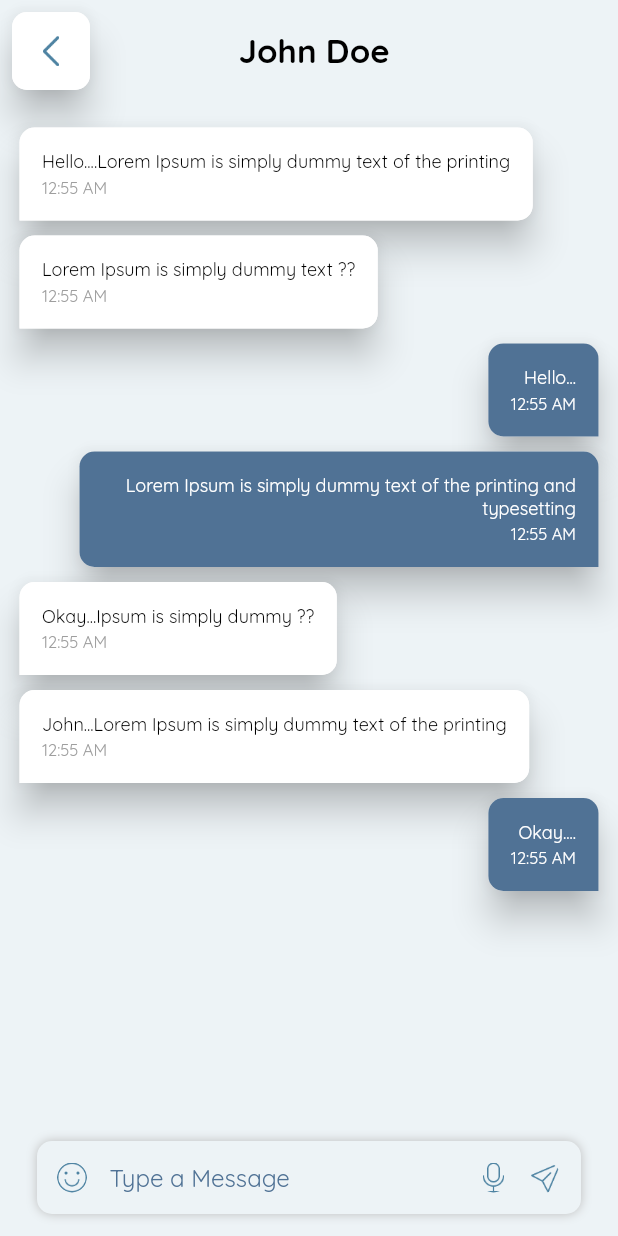
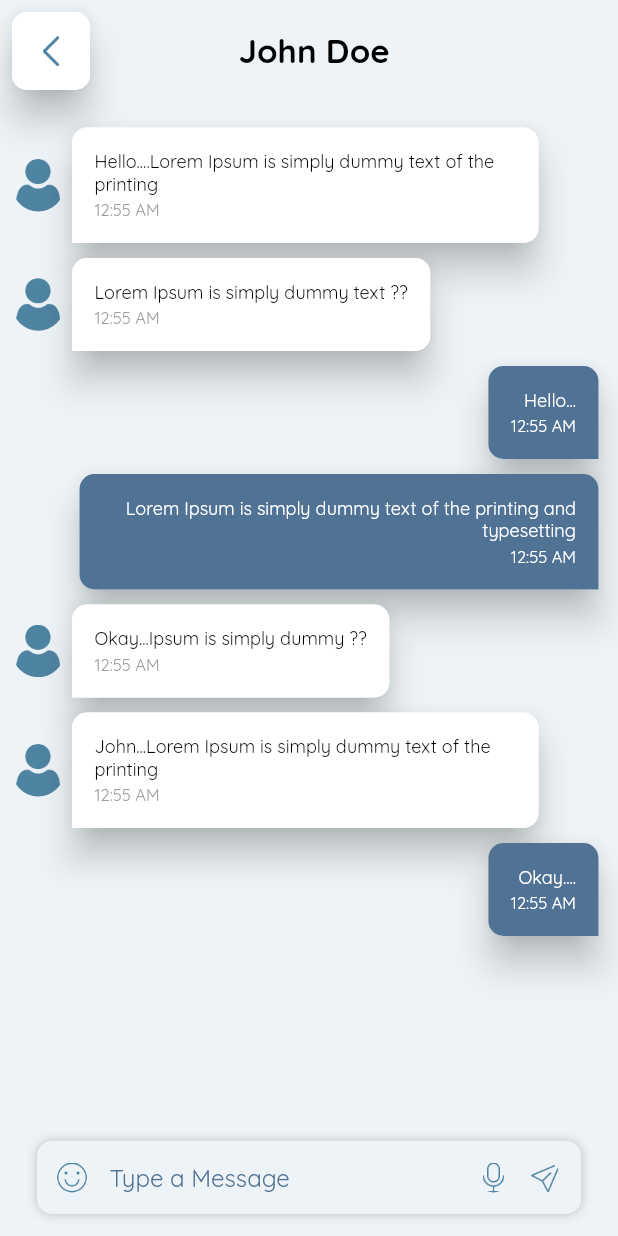
Before and after one commit to rushit5560/Pet_Lover_Project, a Flutter app: the screen it shows after launch, on a phone screen of 412 x 824 dp. Run offline on Flutter 3.47's test engine with Material 2 defaults, Android fonts, the phone set to English and light mode, and no system bars; our stand-ins replace carousel_slider, flutter_rating_bar, flutter_slidable, fluttertoast, get, google_maps_flutter and 3 more.

Commit message:
Conversation Screen UI (Add profile Pic Image)

```diff
--- a/pet_lover_project/lib/screens/conversation_screen/conversation_screen_widgets.dart
+++ b/pet_lover_project/lib/screens/conversation_screen/conversation_screen_widgets.dart
@@ -2,9 +2,9 @@ import 'package:flutter/material.dart';
 import 'package:get/get.dart';
 import 'package:pet_lover_project/common/constants/app_images.dart';
 import 'package:pet_lover_project/models/chat_model/chat_model.dart';
-import '../../common/common_functions.dart';
 import '../../common/constants/app_colors.dart';
 import '../../controllers/conversation_screen_controller/conversation_screen_controller.dart';
+
 
 class ChatListModule extends StatelessWidget {
   ChatListModule({Key? key}) : super(key: key);
@@ -18,7 +18,22 @@ class ChatListModule extends StatelessWidget {
       physics: const BouncingScrollPhysics(),
       itemBuilder: (context, i) {
         ChatModel singleChat = screenController.chatLists[i];
-        return Container(
+        return Row(
+          children: [
+            singleChat.sendByMe
+                ? Container()
+                : Container(
+                    height: 35,
+                    width: 35,
+                    decoration: const BoxDecoration(
+                      shape: BoxShape.circle,
+                      image: DecorationImage(
+                        image: AssetImage(AppImages.profilePicImg),
+                      ),
+                    ),
+                  ),
+            Expanded(
+              child: Container(
                 margin: const EdgeInsets.all(5),
                 padding: singleChat.sendByMe
                     ? const EdgeInsets.only(left: 40)
@@ -100,6 +115,9 @@ class ChatListModule extends StatelessWidget {
                     ),
                   ],
                 ),
+              ),
+            ),
+          ],
         );
       },
     );
```
Lines whose indentation alone changed are shown as unchanged.
